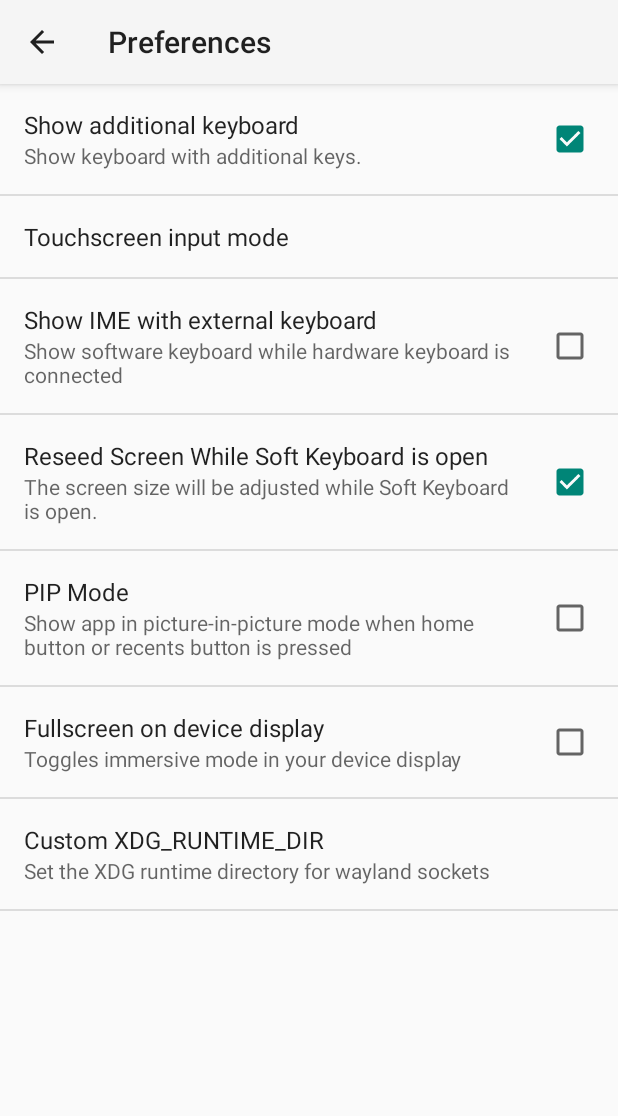
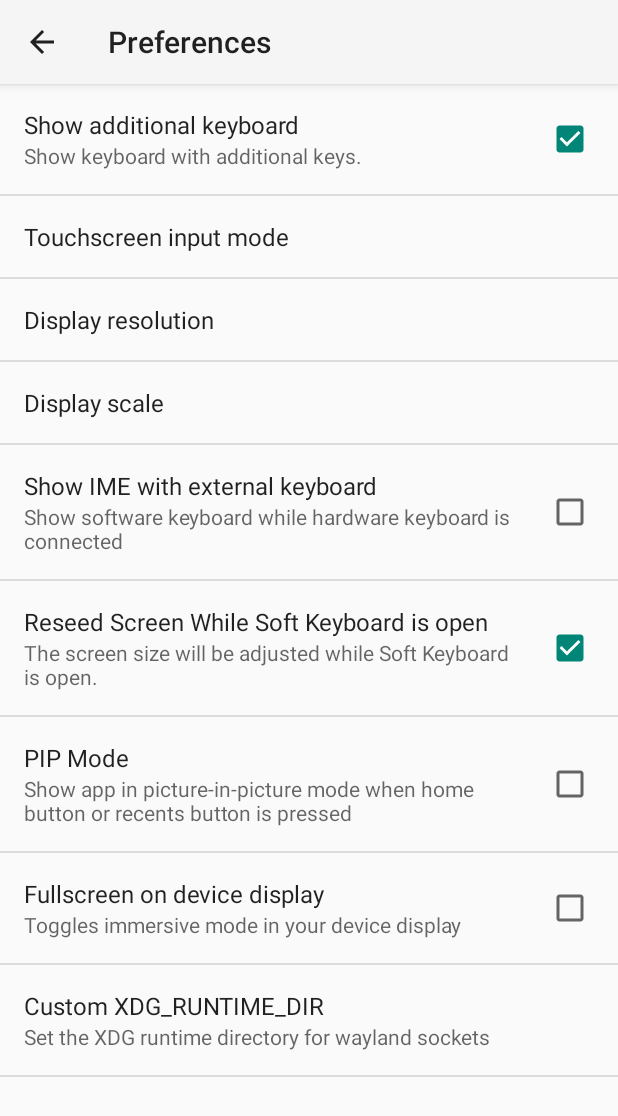
Before and after one commit to termux/termux-x11, an Android app: the LoriePreferences screen opened directly, with no data from a screen before it, on a phone screen of 412 x 824 dp. Shown: the top 1116 px of the screen. Run offline under Robolectric (Android 15) with nearby library versions, the phone set to English and light mode, and no system bars.

Commit message:
Added the preference menu for display resolution and scale (Just the GUI)

```diff
--- a/app/src/main/res/values/arrays.xml
+++ b/app/src/main/res/values/arrays.xml
@@ -10,4 +10,102 @@
         <item>2</item>
         <item>3</item>
     </string-array>
+    <string-array name="displayResolutionEntries">
+        <item>Default</item>
+        <item>320x200</item>
+        <item>320x240</item>
+        <item>352x288</item>
+        <item>400x240</item>
+        <item>640x350</item>
+        <item>640x480</item>
+        <item>800x480</item>
+        <item>800x600</item>
+        <item>1024x768</item>
+        <item>1280x720</item>
+        <item>1280x960</item>
+        <item>1280x1024</item>
+        <item>1400x1050</item>
+        <item>1600x1024</item>
+        <item>1600x1200</item>
+        <item>1366x768</item>
+        <item>1680x1050</item>
+        <item>1920x1080</item>
+        <item>1920x1200</item>
+        <item>2048x1536</item>
+        <item>2560x1600</item>
+        <item>2560x2048</item>
+        <item>3840×2160</item>
+        <item>7680×4320</item>
+    </string-array>
+    <string-array name="displayResolutionValues">
+        <item>default</item>
+        <item>320x200</item>
+        <item>320x240</item>
+        <item>352x288</item>
+        <item>400x240</item>
+        <item>640x350</item>
+        <item>640x480</item>
+        <item>800x480</item>
+        <item>800x600</item>
+        <item>1024x768</item>
+        <item>1280x720</item>
+        <item>1280x960</item>
+        <item>1280x1024</item>
+        <item>1400x1050</item>
+        <item>1600x1024</item>
+        <item>1600x1200</item>
+        <item>1366x768</item>
+        <item>1680x1050</item>
+        <item>1920x1080</item>
+        <item>1920x1200</item>
+        <item>2048x1536</item>
+        <item>2560x1600</item>
+        <item>2560x2048</item>
+        <item>3840×2160</item>
+        <item>7680×4320</item>
+    </string-array>
+    <string-array name="displayScaleEntries">
+        <item>1.0x (Default)</item>
+        <item>0.1x</item>
+        <item>0.2x</item>
+        <item>0.3x</item>
+        <item>0.4x</item>
+        <item>0.5x</item>
+        <item>0.6x</item>
+        <item>0.7x</item>
+        <item>0.8x</item>
+        <item>0.9x</item>
+        <item>1.1x</item>
+        <item>1.2x</item>
+        <item>1.3x</item>
+        <item>1.4x</item>
+        <item>1.5x</item>
+        <item>1.6x</item>
+        <item>1.7x</item>
+        <item>1.8x</item>
+        <item>1.9x</item>
+        <item>2.0x</item>
+    </string-array>
+    <string-array name="displayScaleValues">
+        <item>1.0</item>
+        <item>0.1</item>
+        <item>0.2</item>
+        <item>0.3</item>
+        <item>0.4</item>
+        <item>0.5</item>
+        <item>0.6</item>
+        <item>0.7</item>
+        <item>0.8</item>
+        <item>0.9</item>
+        <item>1.1</item>
+        <item>1.2</item>
+        <item>1.3</item>
+        <item>1.4</item>
+        <item>1.5</item>
+        <item>1.6</item>
+        <item>1.7</item>
+        <item>1.8</item>
+        <item>1.9</item>
+        <item>2.0</item>
+    </string-array>
 </resources>
--- a/app/src/main/res/xml/preferences.xml
+++ b/app/src/main/res/xml/preferences.xml
@@ -13,6 +13,20 @@
         android:defaultValue="3"
         android:entries="@array/touchscreenInputModesEntries"
         android:entryValues="@array/touchscreenInputModesValues" />
+
+    <ListPreference
+        android:title="Display resolution"
+        android:key="touchMode"
+        android:defaultValue="default"
+        android:entries="@array/displayResolutionEntries"
+        android:entryValues="@array/displayResolutionValues" />
+
+    <ListPreference
+        android:title="Display scale"
+        android:key="touchMode"
+        android:defaultValue="1.0"
+        android:entries="@array/displayScaleEntries"
+        android:entryValues="@array/displayScaleValues" />
 
     <CheckBoxPreference
         android:title="Show IME with external keyboard"
```
